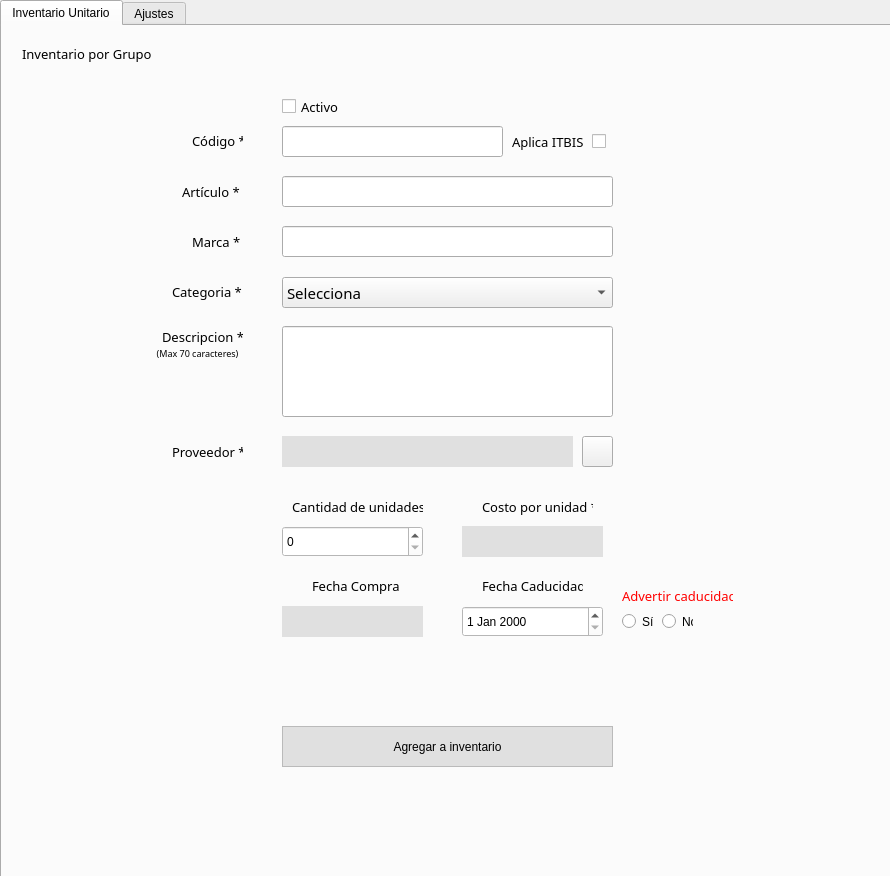
First picture: the form in UI/modulo_producto_unidad.ui, repository adriii0104/ABAS_SYSTEM, before the edit.
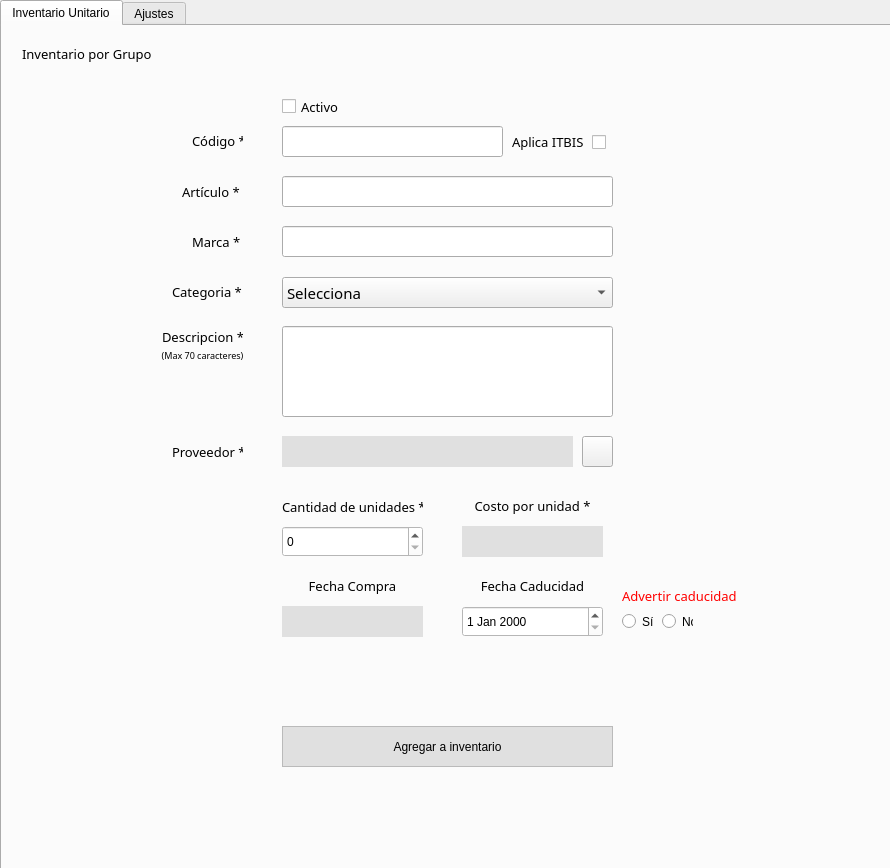
Second picture: the form after the edit. Icons and pictures are not drawn.

Patch:
```diff
--- a/UI/modulo_producto_unidad.ui
+++ b/UI/modulo_producto_unidad.ui
@@ -7,7 +7,7 @@
     <x>0</x>
     <y>0</y>
     <width>890</width>
-    <height>876</height>
+    <height>868</height>
    </rect>
   </property>
   <property name="windowTitle">
@@ -19,6 +19,13 @@
 }</string>
   </property>
   <widget class="QWidget" name="centralwidget">
+   <property name="styleSheet">
+    <string notr="true">QLabel{
+
+	font: 25 10pt &quot;Bahnschrift Light&quot;;
+
+} </string>
+   </property>
    <widget class="QTabWidget" name="tabWidget">
     <property name="geometry">
      <rect>
@@ -208,9 +215,9 @@
       <widget class="QLabel" name="label_28">
        <property name="geometry">
         <rect>
-         <x>310</x>
+         <x>280</x>
          <y>550</y>
-         <width>91</width>
+         <width>141</width>
          <height>20</height>
         </rect>
        </property>
@@ -218,10 +225,13 @@
         <font>
          <family>Bahnschrift Light</family>
          <pointsize>10</pointsize>
+         <weight>3</weight>
+         <italic>false</italic>
+         <bold>false</bold>
         </font>
        </property>
        <property name="text">
-        <string>Fecha Compra</string>
+        <string>&lt;html&gt;&lt;head/&gt;&lt;body&gt;&lt;p align=&quot;center&quot;&gt;Fecha Compra&lt;/p&gt;&lt;/body&gt;&lt;/html&gt;</string>
        </property>
       </widget>
       <widget class="QLabel" name="label_29">
@@ -229,7 +239,7 @@
         <rect>
          <x>510</x>
          <y>100</y>
-         <width>71</width>
+         <width>81</width>
          <height>31</height>
         </rect>
        </property>
@@ -237,6 +247,9 @@
         <font>
          <family>Bahnschrift Light</family>
          <pointsize>10</pointsize>
+         <weight>3</weight>
+         <italic>false</italic>
+         <bold>false</bold>
         </font>
        </property>
        <property name="text">
@@ -246,9 +259,9 @@
       <widget class="QLabel" name="label_30">
        <property name="geometry">
         <rect>
-         <x>480</x>
+         <x>460</x>
          <y>550</y>
-         <width>101</width>
+         <width>141</width>
          <height>20</height>
         </rect>
        </property>
@@ -256,10 +269,13 @@
         <font>
          <family>Bahnschrift Light</family>
          <pointsize>10</pointsize>
+         <weight>3</weight>
+         <italic>false</italic>
+         <bold>false</bold>
         </font>
        </property>
        <property name="text">
-        <string>Fecha Caducidad</string>
+        <string>&lt;html&gt;&lt;head/&gt;&lt;body&gt;&lt;p align=&quot;center&quot;&gt;Fecha Caducidad&lt;/p&gt;&lt;/body&gt;&lt;/html&gt;</string>
        </property>
       </widget>
       <widget class="QPushButton" name="add_button">
@@ -304,7 +320,7 @@
         <rect>
          <x>620</x>
          <y>560</y>
-         <width>111</width>
+         <width>131</width>
          <height>20</height>
         </rect>
        </property>
@@ -312,6 +328,9 @@
         <font>
          <family>Bahnschrift Light</family>
          <pointsize>10</pointsize>
+         <weight>3</weight>
+         <italic>false</italic>
+         <bold>false</bold>
         </font>
        </property>
        <property name="styleSheet">
@@ -460,15 +479,16 @@
         <rect>
          <x>20</x>
          <y>20</y>
-         <width>131</width>
+         <width>141</width>
          <height>16</height>
         </rect>
        </property>
        <property name="font">
         <font>
-         <family>Bahnschrift SemiBold</family>
+         <family>Bahnschrift Light</family>
          <pointsize>10</pointsize>
-         <weight>50</weight>
+         <weight>3</weight>
+         <italic>false</italic>
          <bold>false</bold>
         </font>
        </property>
@@ -493,9 +513,9 @@
       <widget class="QLabel" name="label_33">
        <property name="geometry">
         <rect>
-         <x>290</x>
+         <x>280</x>
          <y>470</y>
-         <width>131</width>
+         <width>141</width>
          <height>21</height>
         </rect>
        </property>
@@ -503,6 +523,9 @@
         <font>
          <family>Bahnschrift Light</family>
          <pointsize>10</pointsize>
+         <weight>3</weight>
+         <italic>false</italic>
+         <bold>false</bold>
         </font>
        </property>
        <property name="text">
@@ -614,9 +637,9 @@
       <widget class="QLabel" name="label_38">
        <property name="geometry">
         <rect>
-         <x>480</x>
+         <x>460</x>
          <y>470</y>
-         <width>111</width>
+         <width>141</width>
          <height>21</height>
         </rect>
        </property>
@@ -624,10 +647,13 @@
         <font>
          <family>Bahnschrift Light</family>
          <pointsize>10</pointsize>
+         <weight>3</weight>
+         <italic>false</italic>
+         <bold>false</bold>
         </font>
        </property>
        <property name="text">
-        <string>Costo por unidad *</string>
+        <string>&lt;html&gt;&lt;head/&gt;&lt;body&gt;&lt;p align=&quot;center&quot;&gt;Costo por unidad *&lt;/p&gt;&lt;/body&gt;&lt;/html&gt;</string>
        </property>
       </widget>
       <widget class="QLabel" name="label_3">
@@ -635,16 +661,22 @@
         <rect>
          <x>150</x>
          <y>320</y>
-         <width>91</width>
-         <height>16</height>
+         <width>101</width>
+         <height>20</height>
         </rect>
        </property>
        <property name="font">
         <font>
          <family>Bahnschrift Light</family>
          <pointsize>7</pointsize>
+         <weight>3</weight>
+         <italic>false</italic>
+         <bold>false</bold>
         </font>
        </property>
+       <property name="styleSheet">
+        <string notr="true">font: 25 7pt &quot;Bahnschrift Light&quot;;</string>
+       </property>
        <property name="text">
         <string>&lt;html&gt;&lt;head/&gt;&lt;body&gt;&lt;p align=&quot;center&quot;&gt;(Max 70 caracteres)&lt;/p&gt;&lt;/body&gt;&lt;/html&gt;</string>
        </property>
@@ -653,8 +685,8 @@
        <property name="geometry">
         <rect>
          <x>590</x>
-         <y>100</y>
-         <width>16</width>
+         <y>101</y>
+         <width>21</width>
          <height>31</height>
         </rect>
        </property>
```
Left out of the diff: 28 changed lines with no effect on the pictures.
